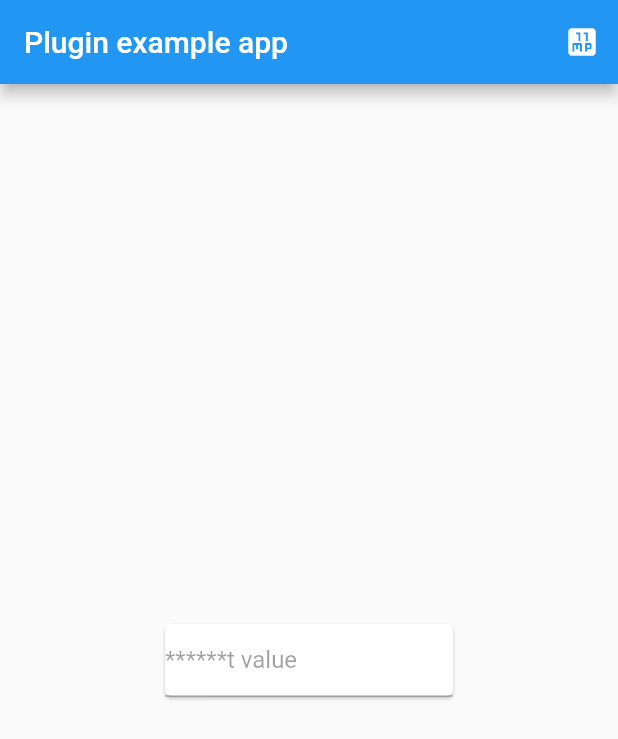
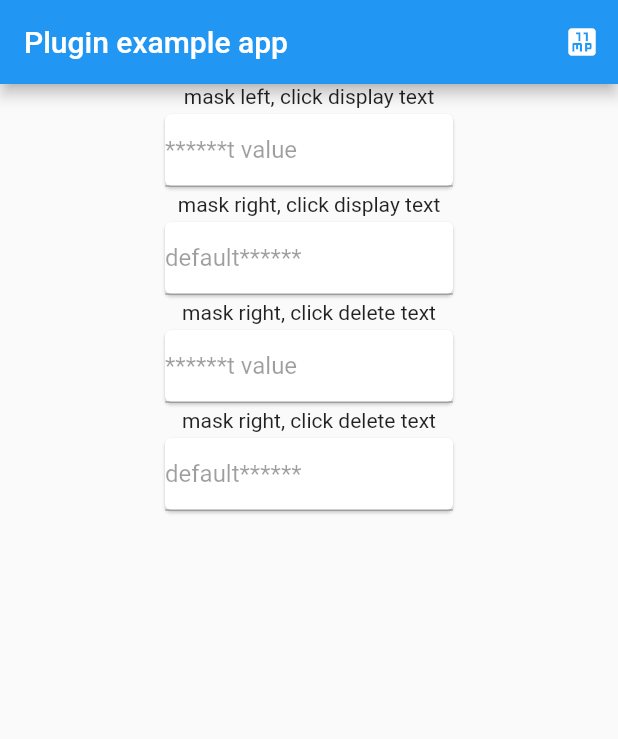
Before and after one commit to lmanliang/textfield_mask, a Flutter app: the screen it shows after launch, on a phone screen of 412 x 824 dp. Shown: the top 739 px of the screen. Run offline on Flutter 3.47's test engine with Material 2 defaults, Android fonts, the phone set to English and light mode, and no system bars; drawn by our look-alikes of flip_card.

Commit message:
新𡓕動畫、可選刪除內容

```diff
--- a/example/lib/main.dart
+++ b/example/lib/main.dart
@@ -13,14 +13,35 @@ class MyApp extends StatefulWidget {
 }
 
 class _MyAppState extends State<MyApp> {
-  TextEditingController tc = TextEditingController();
-  TextFieldMask textmask = TextFieldMask();
+  TextEditingController tcLeft = TextEditingController();
+  TextEditingController tcRight = TextEditingController();
+  TextEditingController tcLeftAndDelete = TextEditingController();
+  TextEditingController tcRightAndDelete = TextEditingController();
+  TextFieldMask textmaskLeft = TextFieldMask();
+  TextFieldMask textmaskRight = TextFieldMask();
+  TextFieldMask textmaskLeftAndDelete = TextFieldMask();
+  TextFieldMask textmaskRightAndDelete = TextFieldMask();
   @override
   initState(){
-    tc.text = 'default value';
-    textmask.setField(TextField(controller:tc));
-    textmask.setDir('left');
-    textmask.setValueMethod(false);
+    tcLeft.text = 'default value';
+    tcRight.text = 'default value';
+    tcLeftAndDelete.text = 'default value';
+    tcRightAndDelete.text = 'default value';
+
+    textmaskLeft.setField(TextField(controller:tcLeft));
+    textmaskLeft.setDir('left');
+    textmaskLeft.setValueMethod(false);
+    textmaskRight.setField(TextField(controller:tcRight));
+    textmaskRight.setDir('right');
+    textmaskRight.setValueMethod(false);
+    textmaskLeftAndDelete.setField(TextField(controller:tcLeftAndDelete));
+    textmaskLeftAndDelete.setDir('left');
+    textmaskLeftAndDelete.setValueMethod(false);
+    textmaskLeftAndDelete.setValueMethod(true);
+    textmaskRightAndDelete.setField(TextField(controller:tcRightAndDelete));
+    textmaskRightAndDelete.setDir('right');
+    textmaskRightAndDelete.setValueMethod(false);
+    textmaskRightAndDelete.setValueMethod(true);
   }
   Widget build(BuildContext context) {
     return MaterialApp(
@@ -29,12 +50,32 @@ class _MyAppState extends State<MyApp> {
           title: const Text('Plugin example app'),
           actions: [
             IconButton(icon: Icon(Icons.eleven_mp),onPressed: (){setState(() {
-              print(tc.text);
+              print(tcLeft.text);
+              print(tcRight.text);
+              print(tcLeft.text);
+              print(tcLeftAndDelete.text);
             });})
           ],
         ),
-        body: Center(
-          child: Container( width: 200 , child:Card(child:textmask)),
+        body: Column(
+          children: [
+            Container(child:Text('mask left, click display text')),
+            Center(
+              child: Container( width: 200 , child:Card(child:textmaskLeft)),
+            ),
+            Container(child:Text('mask right, click display text')),
+            Center(
+              child: Container( width: 200 , child:Card(child:textmaskRight)),
+            ),
+            Container(child:Text('mask right, click delete text')),
+            Center(
+              child: Container( width: 200 , child:Card(child:textmaskLeftAndDelete)),
+            ),
+            Container(child:Text('mask right, click delete text')),
+            Center(
+              child: Container( width: 200 , child:Card(child:textmaskRightAndDelete)),
+            )
+          ],
         ),
       ),
     );
--- a/lib/textfield_mask.dart
+++ b/lib/textfield_mask.dart
@@ -1,4 +1,6 @@
 import 'package:flutter/material.dart';
+import 'package:flip_card/flip_card.dart';
+
 
 class TextFieldMask extends StatefulWidget {
   TextField inputField = TextField();
@@ -7,8 +9,7 @@ class TextFieldMask extends StatefulWidget {
   String directionality = 'right';
   bool deleteValue = false;
 
-
-  TextFieldMask({Key? key}){
+  TextFieldMask({Key? key}) {
     //super(key: key);
   }
 
@@ -24,15 +25,21 @@ class TextFieldMask extends StatefulWidget {
     print(
         'this is here default value' + tc.controller!.text + ':' + defaultText);
   }
-  setDir(String directionality){
+
+  setDir(String directionality) {
     this.directionality = directionality;
   }
-  setValueMethod(bool delete){
+
+  setValueMethod(bool delete) {
     this.deleteValue = delete;
+  }
+  getValue(){
+    return inputField.controller!.text;
   }
 }
 
-class _TextFieldMaskState extends State<TextFieldMask> {
+class _TextFieldMaskState extends State<TextFieldMask>
+    with SingleTickerProviderStateMixin {
   //TextEditingController tc = TextEditingController();
   TextField fakeTextField = TextField();
   TextEditingController fakeTc = TextEditingController();
@@ -41,25 +48,23 @@ class _TextFieldMaskState extends State<TextFieldMask> {
 
   maskedString(String text) {
     var rev = text.split('').reversed.toList();
-    switch(widget.directionality) {
+    switch (widget.directionality) {
       case 'right':
         for (int i = 0; i < (rev.length / 2).toInt(); i++) {
           rev[i] = '*';
         }
         break;
       case 'left':
-        for (int i = rev.length -1; i > (rev.length / 2).toInt(); i--) {
+        for (int i = rev.length - 1; i > (rev.length / 2).toInt(); i--) {
           rev[i] = '*';
         }
         break;
     }
     return rev.reversed.toList().join();
-
   }
 
   @override
   void initState() {
-    print(widget.directionality);
     fakeTextField = TextField(
         controller: fakeTc,
         focusNode: widget.inputField.focusNode,
@@ -115,17 +120,29 @@ class _TextFieldMaskState extends State<TextFieldMask> {
         enableIMEPersonalizedLearning:
             widget.inputField.enableIMEPersonalizedLearning);
     fakeTc.text = maskedString(widget.inputField.controller!.text.toString());
+    if (widget.deleteValue == true){
+      widget.inputField.controller!.text = '';
+    }
     super.initState();
   }
 
   @override
   Widget build(BuildContext context) {
+    return FlipCard(
+      fill: Fill.fillBack, // Fill the back side of the card to make in the same size as the front.
+      direction: FlipDirection.HORIZONTAL, // default
+      front: fakeTextField,
+      back: widget.inputField,
+      );
+  }
+  /*
+  Widget build(BuildContext context) {
     return ontap == false
         ? GestureDetector(
       child: (fakeTextField),
-            onTap: () {
+      onTap: () async {
         ontap = true;
-              if ( widget.deleteValue == true){
+        if (widget.deleteValue == true) {
           widget.inputField.controller!.text = '';
         }
         setState(() {});
@@ -133,4 +150,6 @@ class _TextFieldMaskState extends State<TextFieldMask> {
     )
         : widget.inputField;
   }
+
+   */
 }
--- a/pubspec.yaml
+++ b/pubspec.yaml
@@ -10,11 +10,14 @@ environment:
 dependencies:
   flutter:
     sdk: flutter
-
+  flip_card: ^0.6.0
 dev_dependencies:
   flutter_test:
     sdk: flutter
   flutter_lints: ^1.0.0
+
+
+
 
 # For information on the generic Dart part of this file, see the
 # following page: https://dart.dev/tools/pub/pubspec
```
Also changed, not shown: example/pubspec.lock, pubspec.lock. Lines whose indentation alone changed are shown as unchanged.
